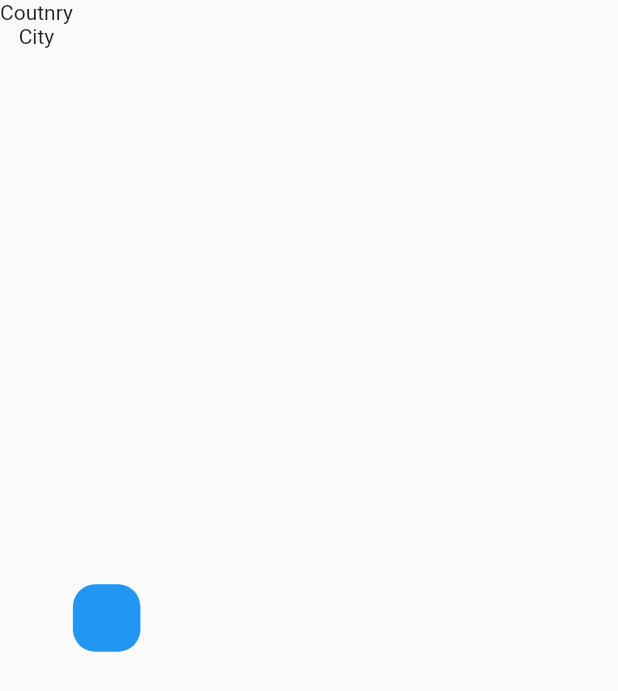
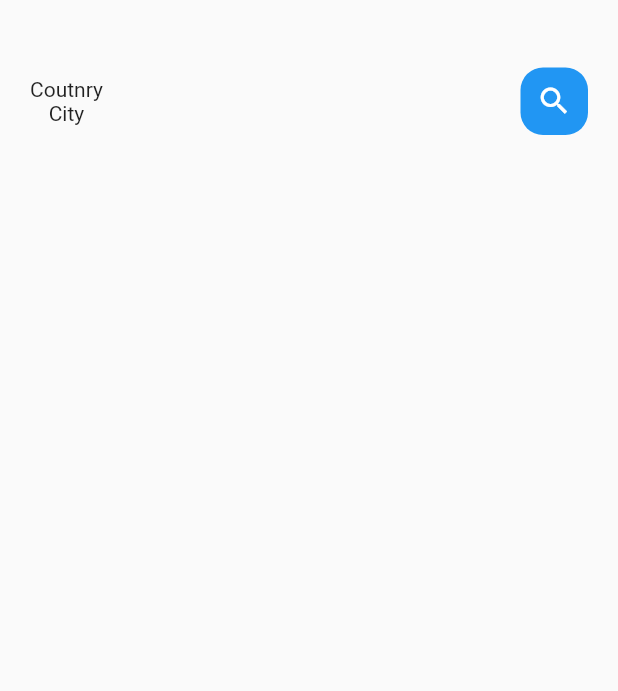
Before and after one commit to Eriq-Kibet/flutter-app, a Flutter app: the screen it shows after launch, on a phone screen of 412 x 824 dp. Shown: the top 691 px of the screen. Run offline on Flutter 3.47's test engine with Material 2 defaults, Android fonts, the phone set to English and light mode, and no system bars.

Commit message:
home Styling

```diff
--- a/lib/home/main_food_page.dart
+++ b/lib/home/main_food_page.dart
@@ -12,20 +12,33 @@ class _MainFoodPageState extends State<MainFoodPage> {
   @override
   Widget build(BuildContext context) {
     return Scaffold(
-        body: Container(
+        body: Column(
+      children: [
+        Container(
           child: Container(
-        child: Row(children: [
+            margin: EdgeInsets.only(top: 45, bottom: 15),
+            padding: EdgeInsets.only(left: 20, right: 20),
+            child: Row(
+                mainAxisAlignment: MainAxisAlignment.spaceBetween,
+                children: [
                   Column(
                     children: [Text("Coutnry"), Text("City")],
                   ),
                   Container(
                     width: 45,
                     height: 45,
+                    child: Icon(
+                      Icons.search,
+                      color: Colors.white,
+                    ),
                     decoration: BoxDecoration(
-                borderRadius: BorderRadius.circular(15), color: Colors.blue),
+                        borderRadius: BorderRadius.circular(15),
+                        color: Colors.blue),
                   )
                 ]),
           ),
+        )
+      ],
     ));
   }
 }
```
Lines whose indentation alone changed are shown as unchanged.
